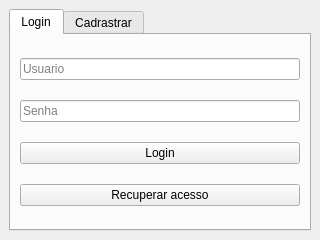
JonasCGN/Projeto-Final-POO-II, file cliente_and_server/src/screen/ui/autenticacao.ui: the form before one commit.
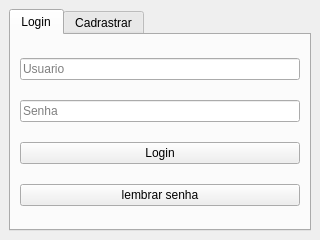
The form after the commit.

```diff
--- a/cliente_and_server/src/screen/ui/autenticacao.ui
+++ b/cliente_and_server/src/screen/ui/autenticacao.ui
@@ -49,7 +49,7 @@
         <item>
          <widget class="QPushButton" name="pushButton_recuperar_login">
           <property name="text">
-           <string>Recuperar acesso</string>
+           <string>lembrar senha</string>
           </property>
          </widget>
         </item>
```
